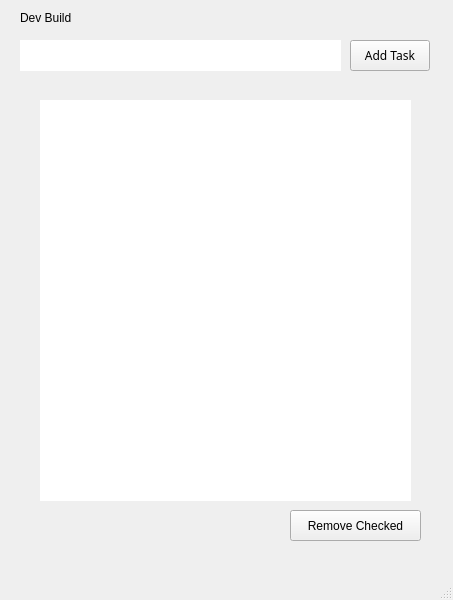
The window that mainwindow.ui (NordinCoding/ToDoList) describes before a commit, drawn with Qt 5.
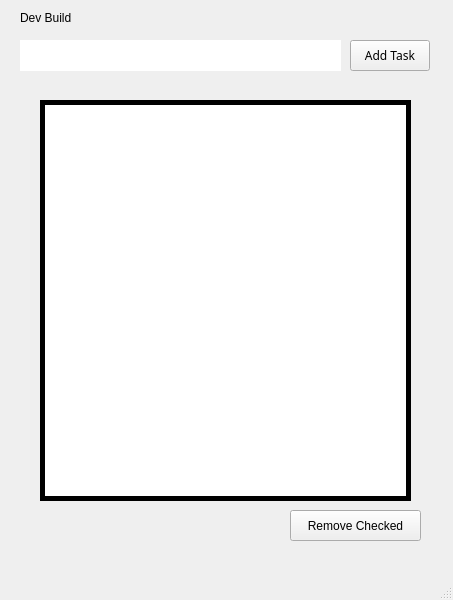
The same window after the commit.

```diff
--- a/mainwindow.ui
+++ b/mainwindow.ui
@@ -80,7 +80,7 @@
      <cursorShape>PointingHandCursor</cursorShape>
     </property>
     <property name="frameShape">
-     <enum>QFrame::Shape::NoFrame</enum>
+     <enum>QFrame::Shape::Panel</enum>
     </property>
     <property name="frameShadow">
      <enum>QFrame::Shadow::Plain</enum>
```
Left out of the diff: 2 changed lines with no effect on the pictures.
